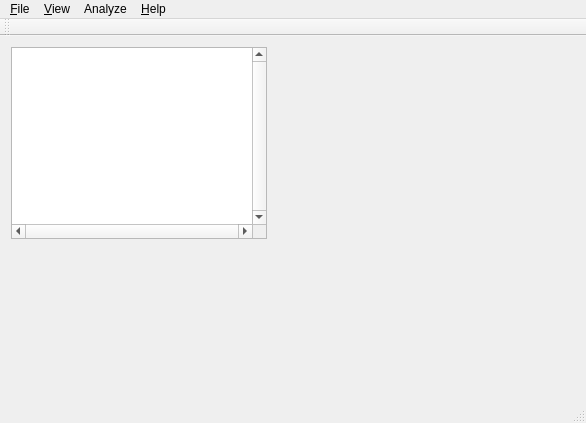
The window that mainwindow.ui (eras/BitCracker) describes before a commit, drawn with Qt 5.
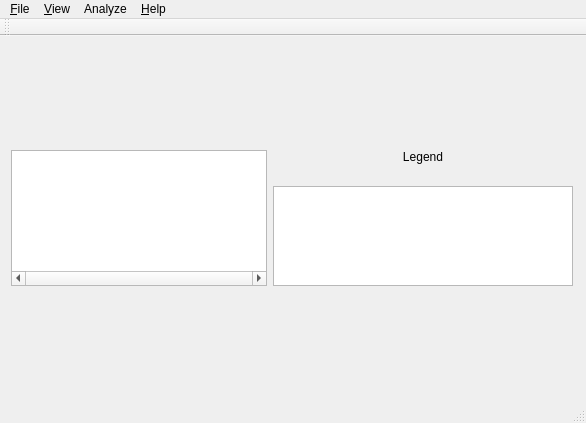
The same window after the commit. Custom widgets are drawn as their Qt base class.

Commit message: Added space for legend

```diff
--- a/mainwindow.ui
+++ b/mainwindow.ui
@@ -22,8 +22,8 @@
    </property>
    <layout class="QVBoxLayout" name="verticalLayout_2">
     <item>
-     <layout class="QFormLayout" name="formLayout">
-      <item row="0" column="0">
+     <layout class="QHBoxLayout" name="horizontalLayout">
+      <item>
        <widget class="PlotView" name="plotView">
         <property name="sizePolicy">
          <sizepolicy hsizetype="Maximum" vsizetype="Maximum">
@@ -32,7 +32,7 @@
          </sizepolicy>
         </property>
         <property name="verticalScrollBarPolicy">
-         <enum>Qt::ScrollBarAlwaysOn</enum>
+         <enum>Qt::ScrollBarAsNeeded</enum>
         </property>
         <property name="horizontalScrollBarPolicy">
          <enum>Qt::ScrollBarAlwaysOn</enum>
@@ -47,6 +47,63 @@
         </property>
        </widget>
       </item>
+      <item>
+       <layout class="QVBoxLayout" name="verticalLayout">
+        <property name="sizeConstraint">
+         <enum>QLayout::SetMinimumSize</enum>
+        </property>
+        <item>
+         <widget class="QLabel" name="label">
+          <property name="sizePolicy">
+           <sizepolicy hsizetype="Preferred" vsizetype="Minimum">
+            <horstretch>0</horstretch>
+            <verstretch>0</verstretch>
+           </sizepolicy>
+          </property>
+          <property name="maximumSize">
+           <size>
+            <width>16777215</width>
+            <height>30</height>
+           </size>
+          </property>
+          <property name="text">
+           <string>Legend</string>
+          </property>
+          <property name="alignment">
+           <set>Qt::AlignHCenter|Qt::AlignTop</set>
+          </property>
+         </widget>
+        </item>
+        <item>
+         <widget class="QListView" name="listView">
+          <property name="sizePolicy">
+           <sizepolicy hsizetype="Expanding" vsizetype="Expanding">
+            <horstretch>0</horstretch>
+            <verstretch>0</verstretch>
+           </sizepolicy>
+          </property>
+          <property name="maximumSize">
+           <size>
+            <width>300</width>
+            <height>100</height>
+           </size>
+          </property>
+          <property name="layoutDirection">
+           <enum>Qt::LeftToRight</enum>
+          </property>
+          <property name="movement">
+           <enum>QListView::Static</enum>
+          </property>
+          <property name="gridSize">
+           <size>
+            <width>2</width>
+            <height>4</height>
+           </size>
+          </property>
+         </widget>
+        </item>
+       </layout>
+      </item>
      </layout>
     </item>
    </layout>
```
The commit also changes 1 other file.
